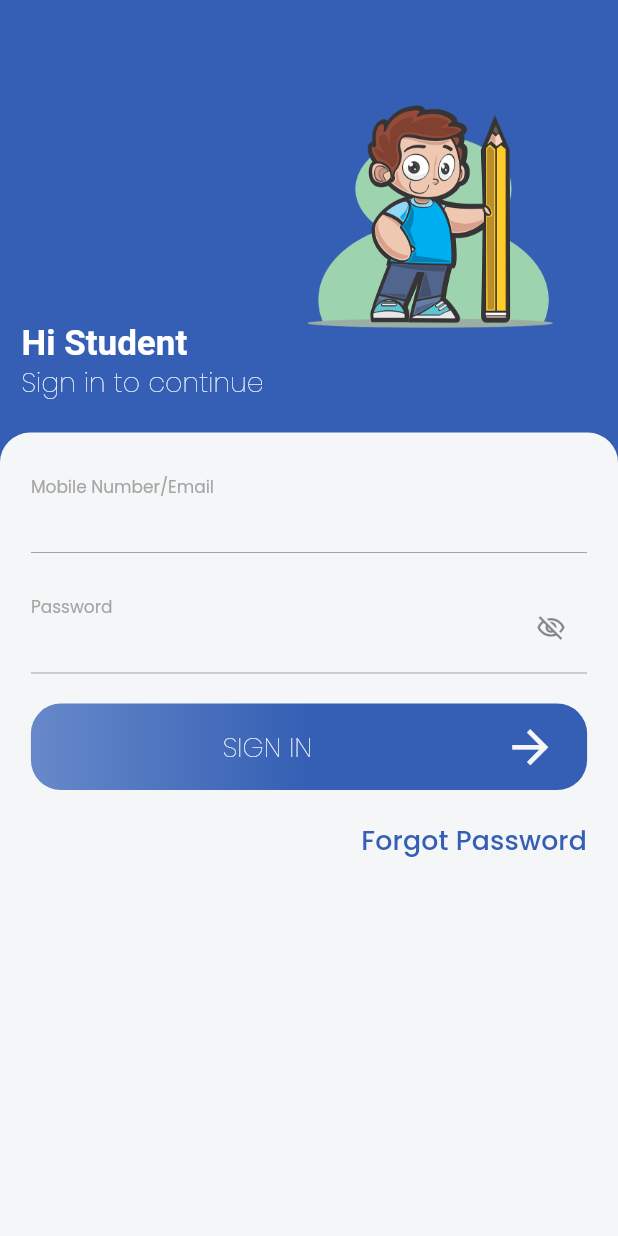
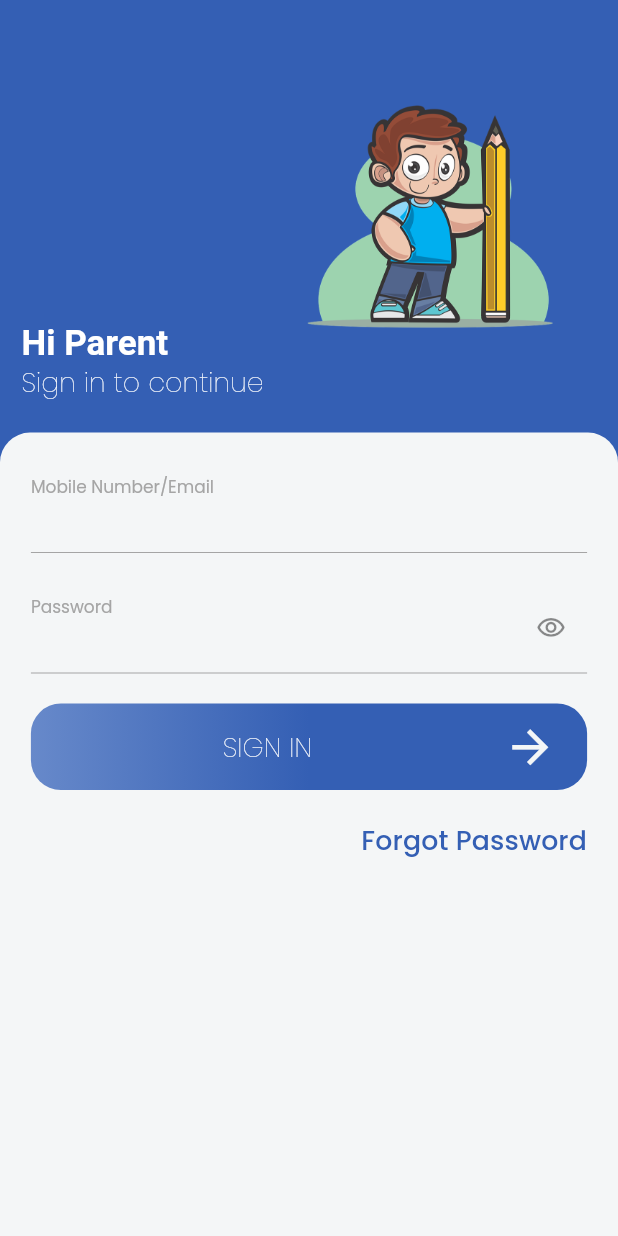
Before and after one commit to anubxav/IntelliParent, a Flutter app: the screen it shows after launch, on a phone screen of 412 x 824 dp. Run offline on Flutter 3.47's test engine with Material 2 defaults, Android fonts, the light colour scheme and no system bars; our stand-ins replace flutter_svg, google_fonts, sizer.

Commit message:
version  0.2

```diff
--- a/analysis_options.yaml
+++ b/analysis_options.yaml
@@ -7,7 +7,7 @@
 
 # The following line activates a set of recommended lints for Flutter apps,
 # packages, and plugins designed to encourage good coding practices.
-include: package:flutter_lints/flutter.yaml
+# package:flutter_lints/flutter.yaml
 
 linter:
   # The lint rules applied to this project can be customized in the
--- a/lib/components/custom_buttons.dart
+++ b/lib/components/custom_buttons.dart
@@ -1,4 +1,4 @@
-import 'package:brain_school/constants.dart';
+import 'package:IntelliParent/constants.dart';
 import 'package:flutter/material.dart';
 import 'package:sizer/sizer.dart';
 
--- a/lib/routes.dart
+++ b/lib/routes.dart
@@ -1,5 +1,5 @@
-import 'package:brain_school/screens/login_screen/login_screen.dart';
-import 'package:brain_school/screens/splash_screen/splash_screen.dart';
+import 'package:IntelliParent/screens/login_screen/login_screen.dart';
+import 'package:IntelliParent/screens/splash_screen/splash_screen.dart';
 import 'package:flutter/cupertino.dart';
 import 'screens/assignment_screen/assignment_screen.dart';
 import 'screens/datesheet_screen/datesheet_screen.dart';
--- a/lib/screens/fee_screen/fee_screen.dart
+++ b/lib/screens/fee_screen/fee_screen.dart
@@ -1,4 +1,4 @@
-import 'package:brain_school/constants.dart';
+import 'package:IntelliParent/constants.dart';
 import 'package:flutter/material.dart';
 
 import 'data/fee_data.dart';
--- a/lib/screens/fee_screen/widgets/fee_widgets.dart
+++ b/lib/screens/fee_screen/widgets/fee_widgets.dart
@@ -1,4 +1,4 @@
-import 'package:brain_school/constants.dart';
+import 'package:IntelliParent/constants.dart';
 import 'package:flutter/material.dart';
 import 'package:sizer/sizer.dart';
 
--- a/lib/screens/home_screen/widgets/student_data.dart
+++ b/lib/screens/home_screen/widgets/student_data.dart
@@ -1,4 +1,4 @@
-import 'package:brain_school/constants.dart';
+import 'package:IntelliParent/constants.dart';
 import 'package:flutter/material.dart';
 import 'package:sizer/sizer.dart';
 
--- a/lib/screens/login_screen/login_screen.dart
+++ b/lib/screens/login_screen/login_screen.dart
@@ -1,6 +1,6 @@
-import 'package:brain_school/components/custom_buttons.dart';
-import 'package:brain_school/constants.dart';
-import 'package:brain_school/screens/home_screen/home_screen.dart';
+import 'package:IntelliParent/components/custom_buttons.dart';
+import 'package:IntelliParent/constants.dart';
+import 'package:IntelliParent/screens/home_screen/home_screen.dart';
 import 'package:flutter/material.dart';
 import 'package:sizer/sizer.dart';
 
@@ -43,7 +43,7 @@ class _LoginScreenState extends State<LoginScreen> {
                     mainAxisAlignment: MainAxisAlignment.end,
                     crossAxisAlignment: CrossAxisAlignment.start,
                     children: [
-                      Text('Hi Student',
+                      Text('Hi Parent',
                           style: Theme.of(context).textTheme.titleMedium),
                       Text('Sign in to continue',
                           style: Theme.of(context).textTheme.titleSmall),
@@ -156,7 +156,7 @@ class _LoginScreenState extends State<LoginScreen> {
           },
           icon: Icon(
             _passwordVisible
-                ? Icons.visibility_off_outlined
+                ? Icons.visibility_outlined
                 : Icons.visibility_off_outlined,
           ),
           iconSize: kDefaultPadding,
--- a/lib/screens/my_profile/my_profile.dart
+++ b/lib/screens/my_profile/my_profile.dart
@@ -1,4 +1,4 @@
-import 'package:brain_school/constants.dart';
+import 'package:IntelliParent/constants.dart';
 import 'package:flutter/material.dart';
 import 'package:sizer/sizer.dart';
 
--- a/lib/screens/splash_screen/splash_screen.dart
+++ b/lib/screens/splash_screen/splash_screen.dart
@@ -1,4 +1,4 @@
-import 'package:brain_school/screens/login_screen/login_screen.dart';
+import 'package:IntelliParent/screens/login_screen/login_screen.dart';
 import 'package:flutter/material.dart';
 import 'package:sizer/sizer.dart';
 
--- a/pubspec.yaml
+++ b/pubspec.yaml
@@ -1,5 +1,5 @@
-name: brain_school
-description: school app for students
+name: IntelliParent
+description: Monitoring app for Parents
 
 # The following line prevents the package from being accidentally published to
 # pub.dev using `pub publish`. This is preferred for private packages.
```
Also changed, not shown: lib/main.dart (+4 -4 lines), lib/screens/assignment_screen/assignment_screen.dart (+11 -7 lines), lib/screens/assignment_screen/widgets/assignment_widgets.dart (+2 -5 lines), lib/screens/datesheet_screen/datesheet_screen.dart (+10 -6 lines), lib/screens/home_screen/home_screen.dart (+5 -5 lines), 6 other files.
